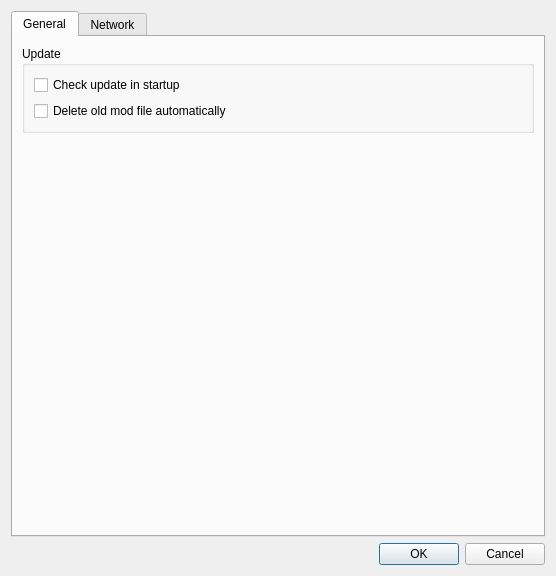
Before: the Qt Designer form src/ui/preferences.ui in kaniol-lck/modmanager, drawn with Qt 5.
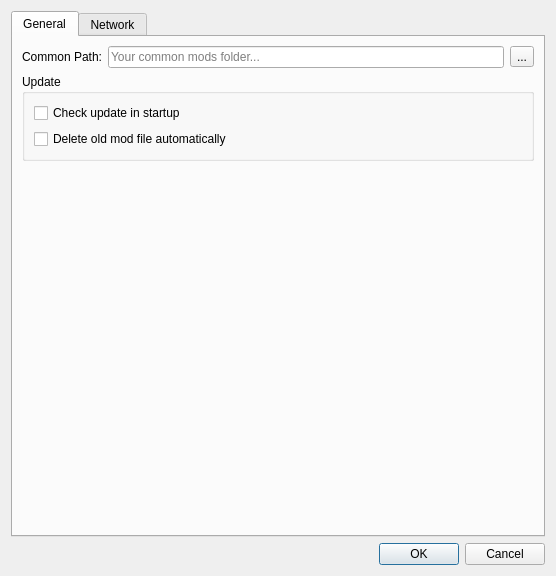
After: the same form once the commit is applied. The open tabs and pages were chosen to show the change.

Commit message: add common mod path setting.

Patch:
```diff
--- a/src/ui/preferences.ui
+++ b/src/ui/preferences.ui
@@ -35,6 +35,50 @@
       </attribute>
       <layout class="QGridLayout" name="gridLayout_6">
        <item row="0" column="0">
+        <layout class="QFormLayout" name="formLayout">
+         <item row="0" column="0">
+          <widget class="QLabel" name="label_5">
+           <property name="sizePolicy">
+            <sizepolicy hsizetype="Minimum" vsizetype="Preferred">
+             <horstretch>0</horstretch>
+             <verstretch>0</verstretch>
+            </sizepolicy>
+           </property>
+           <property name="text">
+            <string>Common Path:</string>
+           </property>
+           <property name="alignment">
+            <set>Qt::AlignRight|Qt::AlignTrailing|Qt::AlignVCenter</set>
+           </property>
+           <property name="buddy">
+            <cstring>commonPathText</cstring>
+           </property>
+          </widget>
+         </item>
+         <item row="0" column="1">
+          <layout class="QHBoxLayout" name="horizontalLayout_2">
+           <item>
+            <widget class="QLineEdit" name="commonPathText">
+             <property name="placeholderText">
+              <string>Your common mods folder...</string>
+             </property>
+             <property name="clearButtonEnabled">
+              <bool>true</bool>
+             </property>
+            </widget>
+           </item>
+           <item>
+            <widget class="QToolButton" name="commonPathButton">
+             <property name="text">
+              <string>...</string>
+             </property>
+            </widget>
+           </item>
+          </layout>
+         </item>
+        </layout>
+       </item>
+       <item row="1" column="0">
         <widget class="QGroupBox" name="groupBox_3">
          <property name="title">
           <string>Update</string>
@@ -57,7 +101,7 @@
          </layout>
         </widget>
        </item>
-       <item row="1" column="0">
+       <item row="2" column="0">
         <spacer name="verticalSpacer">
          <property name="orientation">
           <enum>Qt::Vertical</enum>
```
Left out of the diff: 4 changed lines with no effect on the pictures. The commit also changes 6 other files.
